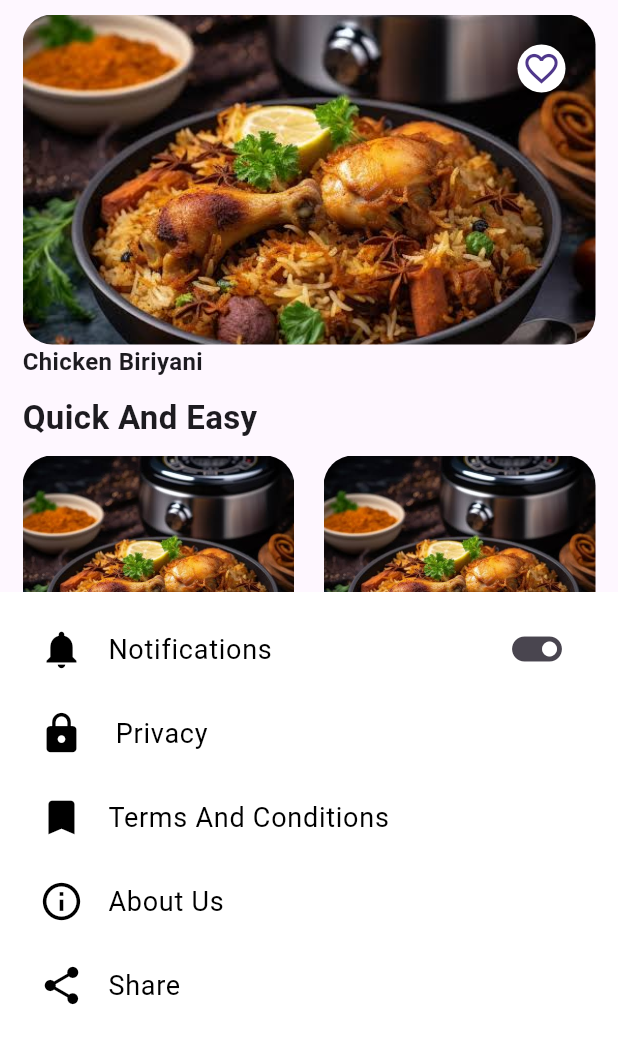
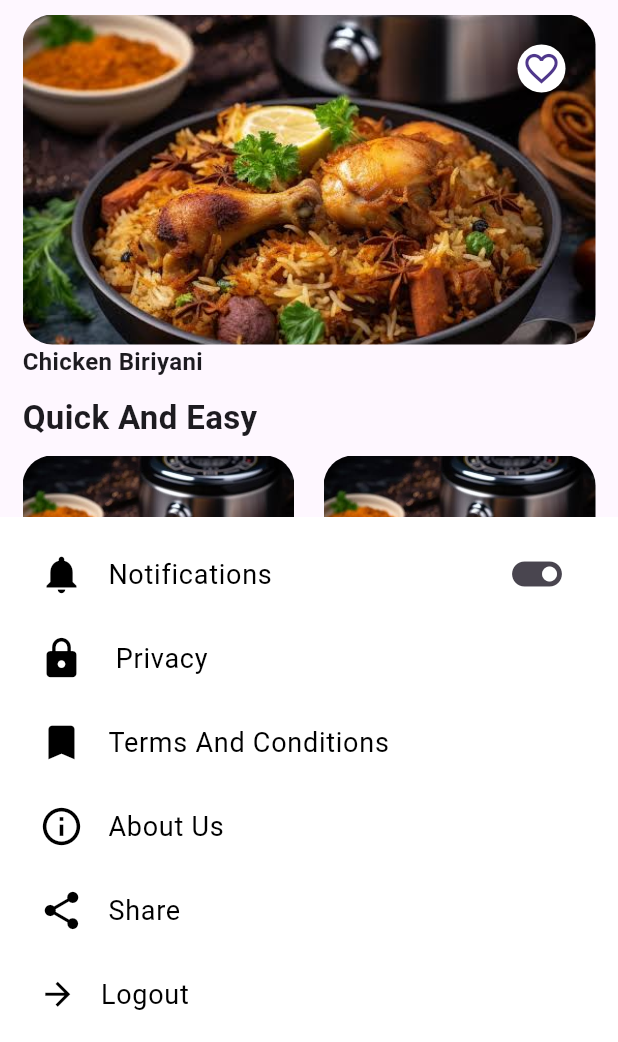
Before and after one commit to reeja1046/recipe_app, a Flutter app: the MyHomePage screen opened directly, scrolled down 336 dp, on a phone screen of 412 x 824 dp, the part 194-1236 px from its top. Run offline on Flutter 3.47's test engine with Material 3 defaults, Android fonts, the phone set to English and light mode, and no system bars; our stand-ins replace cloud_firestore, firebase_auth, firebase_core, firebase_storage, font_awesome_flutter, get and 4 more; missing offline and left inert: super_bottom_navigation_bar; accounts and stored records are empty.

Commit message:
After instructions added and logout alert box

```diff
--- a/lib/app/constants/colors.dart
+++ b/lib/app/constants/colors.dart
@@ -3,4 +3,5 @@ import 'package:flutter/material.dart';
 class AppColor {
   static const baseColor = Colors.amber;
   static const favButtonColor = Colors.red;
+  static const subGreyColor = Colors.grey;
 }
--- a/lib/screens/account/my_account/my_account.dart
+++ b/lib/screens/account/my_account/my_account.dart
@@ -50,7 +50,7 @@ class MyAccountEdit extends StatelessWidget {
         ),
       ),
       bottomNavigationBar: Padding(
-        padding: const EdgeInsets.all(8.0),
+        padding: const EdgeInsets.only(bottom: 30),
         child: Row(
           mainAxisAlignment: MainAxisAlignment.center,
           children: [
--- a/lib/screens/account/my_account/widgets.dart
+++ b/lib/screens/account/my_account/widgets.dart
@@ -1,6 +1,5 @@
 import 'package:flutter/material.dart';
 import 'package:recipe_app/app/constants/colors.dart';
-import 'package:recipe_app/app/constants/sizedbox.dart';
 import 'package:recipe_app/app/constants/text_strings.dart';
 
 Widget profilePic() {
@@ -32,7 +31,6 @@ Widget textEnteringField({
   required text,
   required keyboardtype,
 }) {
-  SizedBoxHeightWidth sizedBoxHelper = SizedBoxHeightWidth();
   return Column(
     crossAxisAlignment: CrossAxisAlignment.start,
     children: [
@@ -40,9 +38,8 @@ Widget textEnteringField({
         text,
         style: TextSize.subtitletextsize,
       ),
-      sizedBoxHelper.kheight10,
       SizedBox(
-        height: 42,
+        height: 30,
         child: TextFormField(
           keyboardType: keyboardtype,
           decoration: InputDecoration(
--- a/lib/screens/account/my_recipes/add_recipe/widgets/add_ingredients.dart
+++ b/lib/screens/account/my_recipes/add_recipe/widgets/add_ingredients.dart
@@ -20,14 +20,12 @@ class _IngredientsFormState extends State<IngredientsForm> {
   @override
   void initState() {
     super.initState();
-    // Initialize ingredient controllers
     ingredientControllers =
         List.generate(maxIngredients, (index) => TextEditingController());
   }
 
   @override
   void dispose() {
-    // Dispose of all controllers
     for (var controller in ingredientControllers) {
       controller.dispose();
     }
@@ -77,7 +75,6 @@ class _IngredientsFormState extends State<IngredientsForm> {
                             contentPadding: const EdgeInsets.only(left: 15),
                           ),
                           onChanged: (value) {
-                            // Update ingredients list
                             widget.onIngredientsChanged(getIngredientsList());
                           },
                         ),
@@ -85,7 +82,6 @@ class _IngredientsFormState extends State<IngredientsForm> {
                       if (i >= maxIngredients - 1)
                         IconButton(
                           onPressed: () {
-                            // Remove ingredient controller
                             setState(() {
                               ingredientControllers.removeAt(i);
                               totalHeight -= textFieldHeight + verticalPadding;
@@ -98,7 +94,6 @@ class _IngredientsFormState extends State<IngredientsForm> {
                 ),
               TextButton(
                 onPressed: () {
-                  // Add more ingredient controllers
                   setState(() {
                     ingredientControllers.add(TextEditingController());
                     totalHeight += textFieldHeight + verticalPadding;
@@ -117,7 +112,6 @@ class _IngredientsFormState extends State<IngredientsForm> {
   }
 
   List<String> getIngredientsList() {
-    // Extract ingredients from controllers
     return ingredientControllers.map((controller) => controller.text).toList();
   }
 }
--- a/lib/screens/account/my_recipes/add_recipe/widgets/photo_upload_section.dart
+++ b/lib/screens/account/my_recipes/add_recipe/widgets/photo_upload_section.dart
@@ -108,12 +108,12 @@ class _PhotoUploadSectionState extends State<PhotoUploadSection> {
                           });
                         },
                         child: Container(
-                          decoration: BoxDecoration(
+                          decoration: const BoxDecoration(
                             shape: BoxShape.circle,
                             color: Colors.red,
                           ),
                           padding: const EdgeInsets.all(4.0),
-                          child: Icon(
+                          child: const Icon(
                             Icons.close,
                             color: Colors.white,
                             size: 16.0,
--- a/lib/screens/categories/category_button.dart
+++ b/lib/screens/categories/category_button.dart
@@ -2,7 +2,10 @@ import 'package:flutter/material.dart';
 import 'package:recipe_app/app/constants/colors.dart';
 
 class CategoryButtons extends StatefulWidget {
+  const CategoryButtons({super.key});
+
   @override
+  // ignore: library_private_types_in_public_api
   _CategoryButtonsState createState() => _CategoryButtonsState();
 }
 
@@ -52,7 +55,7 @@ class CategoryButton extends StatelessWidget {
   final VoidCallback onPressed;
   final bool isSelected;
 
-  CategoryButton({
+  const CategoryButton({super.key,
     required this.text,
     required this.onPressed,
     required this.isSelected,
@@ -60,7 +63,7 @@ class CategoryButton extends StatelessWidget {
 
   @override
   Widget build(BuildContext context) {
-    return Container(
+    return SizedBox(
       height: 35,
       child: OutlinedButton(
         style: OutlinedButton.styleFrom(
--- a/lib/screens/home/home_screen.dart
+++ b/lib/screens/home/home_screen.dart
@@ -1,5 +1,4 @@
 import 'package:flutter/material.dart';
-import 'package:flutter/widgets.dart';
 import 'package:get/get.dart';
 import 'package:recipe_app/app/constants/colors.dart';
 import 'package:recipe_app/app/constants/sizedbox.dart';
@@ -120,7 +119,7 @@ class _MyHomePageState extends State<MyHomePage>
                         ),
                       ],
                     ),
-                    SingleChildScrollView(
+                    const SingleChildScrollView(
                       scrollDirection: Axis.horizontal,
                       child: CategoryButtons(),
                     ),
@@ -193,12 +192,12 @@ class _MyHomePageState extends State<MyHomePage>
                 left: 0,
                 right: 0,
                 child: Transform.translate(
-                  offset: Offset(0.0, _animation.value * 300),
+                  offset: Offset(0.0, _animation.value * 350),
                   child: child,
                 ),
               );
             },
-            child: MyDrawerContainer(),
+            child: const MyDrawerContainer(),
           ),
         ],
       ),
--- a/lib/screens/user_auth.dart/signin_screen.dart
+++ b/lib/screens/user_auth.dart/signin_screen.dart
@@ -1,6 +1,7 @@
 import 'package:firebase_auth/firebase_auth.dart';
 import 'package:flutter/material.dart';
 import 'package:get/get.dart';
+import 'package:recipe_app/app/constants/colors.dart';
 import 'package:recipe_app/app/constants/show_toast.dart';
 import 'package:recipe_app/app/constants/sizedbox.dart';
 import 'package:recipe_app/app/serivces/auth_services.dart';
@@ -128,7 +129,7 @@ class _SignInScreenState extends State<SignInScreen> {
                                 },
                                 child: const Text(
                                   'Forgot password?',
-                                  style: TextStyle(color: Colors.red),
+                                  style: TextStyle(color: AppColor.favButtonColor),
                                 ),
                               ),
                             ],
--- a/lib/widgets/splashscreen.dart
+++ b/lib/widgets/splashscreen.dart
@@ -74,7 +74,7 @@ class _SplashScreenState extends State<SplashScreen> {
     if (user != null) {
       return BottomNavBar();
     } else {
-      return PageScreen();
+      return const PageScreen();
     }
   }
 }
```
Also changed, not shown: lib/screens/account/my_recipes/add_recipe/add_recipe_screen.dart (+15 -3 lines), lib/screens/account/my_recipes/add_recipe/widgets/add_instructions.dart (+11 -15 lines), lib/screens/account/my_recipes/my_recipe_screen.dart (+7 -8 lines), lib/screens/home/widget/drawer_container.dart (+39 -4 lines), lib/screens/onboarding/pageview.dart (+10 -8 lines), lib/screens/user_auth.dart/widgets/widgets.dart (+4 -3 lines).
